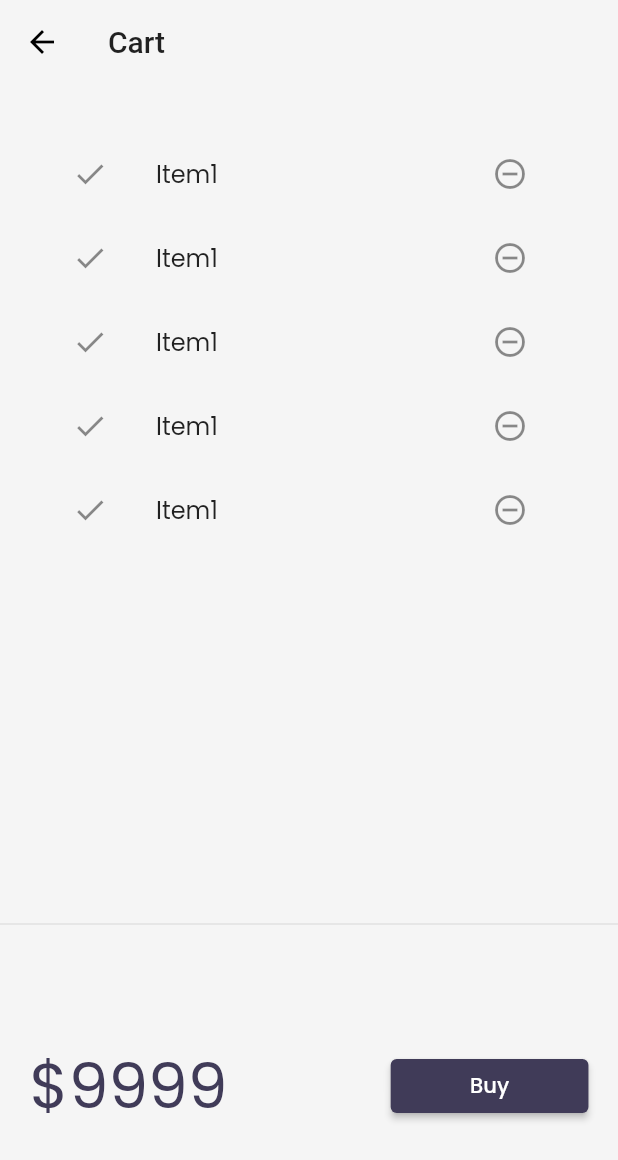
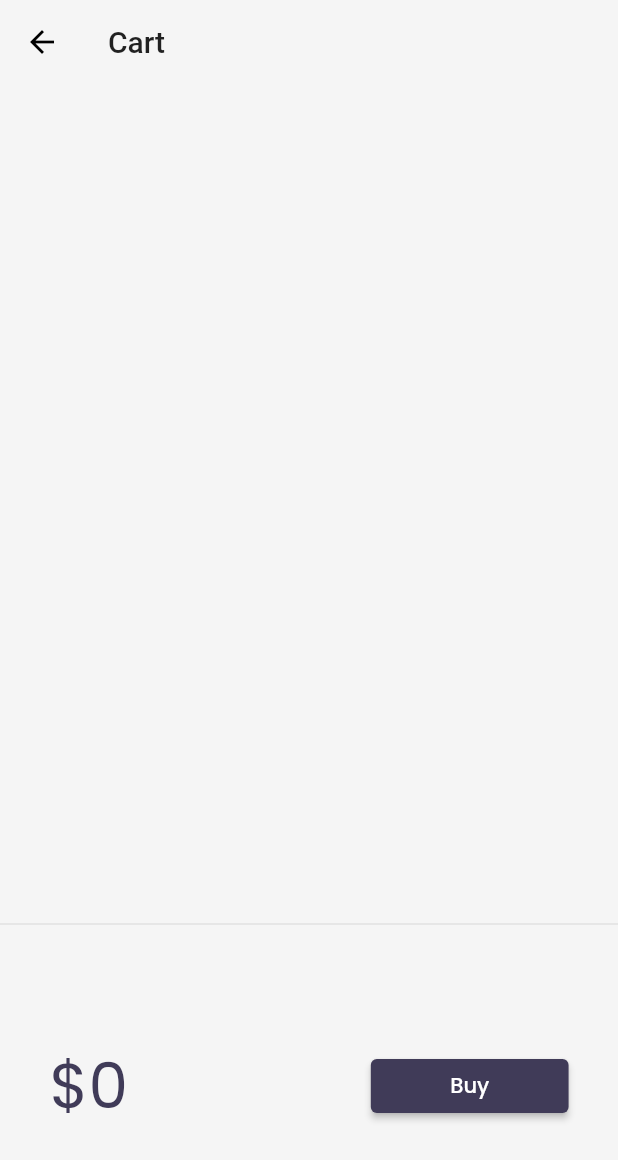
Before and after one commit to ItsRichish/FlutterFirstApp, a Flutter app: the screen it shows after launch, after a tap on an icon or button, on a phone screen of 412 x 824 dp. Shown: the top 1160 px of the screen. Run offline on Flutter 3.47's test engine with Material 2 defaults, Android fonts, the phone set to English and light mode, and no system bars; our stand-ins replace google_fonts, matcher, velocity_x; network calls fail.

Commit message:
Day 22 completed

```diff
--- a/lib/models/cart.dart
+++ b/lib/models/cart.dart
@@ -1,4 +1,10 @@
 class CatalogModel {
+  static final catModel = CatalogModel._internal();
+
+  CatalogModel._internal();
+
+  factory CatalogModel() => catModel;
+
   static final items = [
     Item(
         id: 1,
@@ -67,11 +73,11 @@ class CatalogModel {
   ];
 
   //Get by Id
-   Item getById(int id) =>
+  Item getById(int id) =>
       items.firstWhere((element) => element.id == id, orElse: null);
 
   //Get Item by position
-   Item getByPosition(int pos) => items[pos];
+  Item getByPosition(int pos) => items[pos];
 }
 
 class Item {
--- a/lib/models/cartmodel.dart
+++ b/lib/models/cartmodel.dart
@@ -1,6 +1,13 @@
 import 'package:flutter_catalog/models/cart.dart';
 
 class CartModel {
+  static final cartModel = CartModel._internal();
+
+  CartModel._internal();
+
+  factory CartModel() => cartModel;
+
+
   // catalog field
   late CatalogModel _product;
 
--- a/lib/pages/cart_page.dart
+++ b/lib/pages/cart_page.dart
@@ -1,4 +1,5 @@
 import 'package:flutter/material.dart';
+import 'package:flutter_catalog/models/cartmodel.dart';
 import 'package:flutter_catalog/widgets/theme.dart';
 import 'package:velocity_x/velocity_x.dart';
 
@@ -29,12 +30,17 @@ class _CartTotal extends StatelessWidget {
 
   @override
   Widget build(BuildContext context) {
+    final _cart = CartModel();
     return SizedBox(
         height: 200,
         child: Row(
           mainAxisAlignment: MainAxisAlignment.spaceAround,
           children: [
-            "\$9999".text.xl5.color(context.theme.accentColor).make(),
+            "\$${_cart.totalPrice}"
+                .text
+                .xl5
+                .color(context.theme.accentColor)
+                .make(),
             30.widthBox,
             ElevatedButton(
               onPressed: () {
@@ -62,15 +68,16 @@ class _CartList extends StatefulWidget {
 class __CartListState extends State<_CartList> {
   @override
   Widget build(BuildContext context) {
+    final _cart = CartModel();
     return ListView.builder(
-      itemCount: 5,
+      itemCount: _cart.items?.length,
       itemBuilder: (context, index) => ListTile(
         leading: Icon(Icons.done),
         trailing: IconButton(
           onPressed: () {},
           icon: Icon(Icons.remove_circle_outline),
         ),
-        title: "Item1".text.make(),
+        title: _cart.items[index].name.text.make(),
       ),
     );
   }
--- a/lib/widgets/home_widgets/product_list.dart
+++ b/lib/widgets/home_widgets/product_list.dart
@@ -1,5 +1,6 @@
 import 'package:flutter/material.dart';
 import 'package:flutter_catalog/models/cart.dart';
+import 'package:flutter_catalog/models/cartmodel.dart';
 import 'package:flutter_catalog/pages/home_detail_page.dart';
 import 'package:flutter_catalog/widgets/theme.dart';
 import 'package:velocity_x/velocity_x.dart';
@@ -55,16 +56,7 @@ class CatalogItem extends StatelessWidget {
                 buttonPadding: EdgeInsets.zero,
                 children: [
                   "\$${catalog.price}".text.bold.make(),
-                  ElevatedButton(
-                    onPressed: () {},
-                    style: ButtonStyle(
-                        backgroundColor: MaterialStateProperty.all(
-                            context.theme.buttonColor),
-                        shape: MaterialStateProperty.all(
-                          StadiumBorder(),
-                        )),
-                    child: "Add to cart".text.make(),
-                  )
+                  _AddToCart(catalog: catalog),
                 ],
               ).pOnly(right: 8.0)
             ],
@@ -74,3 +66,38 @@ class CatalogItem extends StatelessWidget {
     ).color(context.cardColor).roundedLg.square(150).py8.make();
   }
 }
+
+class _AddToCart extends StatefulWidget {
+  final Item catalog;
+  const _AddToCart({
+    Key? key,
+    required this.catalog,
+  }) : super(key: key);
+
+  @override
+  State<_AddToCart> createState() => _AddToCartState();
+}
+
+class _AddToCartState extends State<_AddToCart> {
+  bool isaAdded = false;
+
+  @override
+  Widget build(BuildContext context) {
+    return ElevatedButton(
+      onPressed: () {
+        isaAdded = isaAdded.toggle();
+        final _catalog = CatalogModel();
+        final _cart = CartModel();
+        _cart.catalog = _catalog;
+        _cart.add(widget.catalog);
+        setState(() {});
+      },
+      style: ButtonStyle(
+          backgroundColor: MaterialStateProperty.all(context.theme.buttonColor),
+          shape: MaterialStateProperty.all(
+            StadiumBorder(),
+          )),
+      child: isaAdded ? Icon(Icons.done) : "Add to cart".text.make(),
+    );
+  }
+}
```
